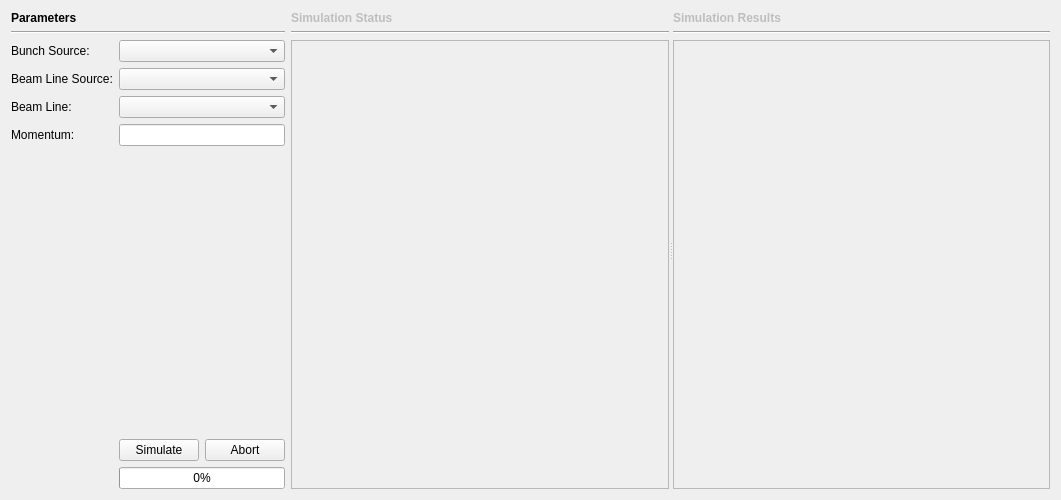
Before: the Qt Designer form radtrack/ui/rbele.ui in aerosadegh/radtrack, drawn with Qt 5.
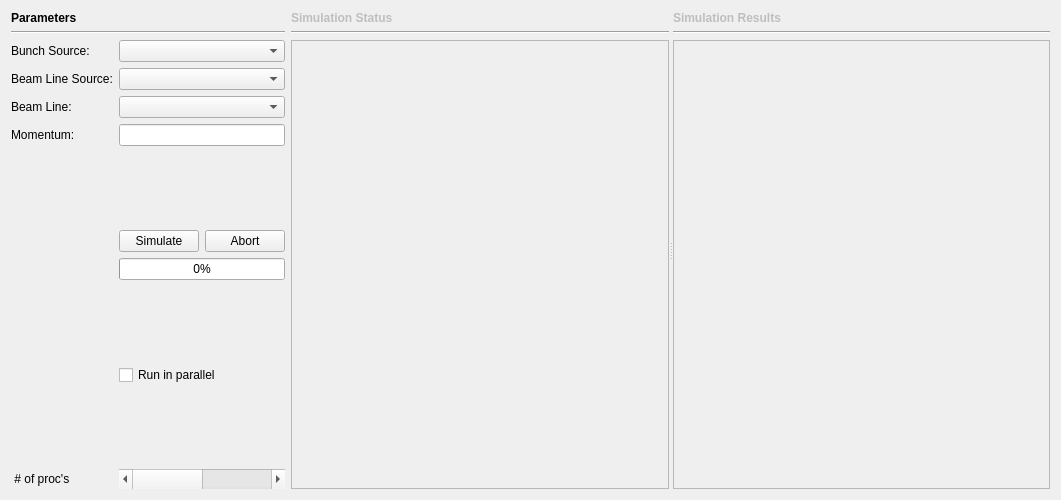
After: the same form once the commit is applied.

Commit message: Added option for running in parallel.

```diff
--- a/radtrack/ui/rbele.ui
+++ b/radtrack/ui/rbele.ui
@@ -179,6 +179,92 @@
          </property>
         </widget>
        </item>
+       <item row="7" column="1">
+        <spacer name="verticalSpacer_2">
+         <property name="orientation">
+          <enum>Qt::Vertical</enum>
+         </property>
+         <property name="sizeHint" stdset="0">
+          <size>
+           <width>20</width>
+           <height>40</height>
+          </size>
+         </property>
+        </spacer>
+       </item>
+       <item row="8" column="1">
+        <widget class="QCheckBox" name="run_in_parallel">
+         <property name="sizePolicy">
+          <sizepolicy hsizetype="Expanding" vsizetype="Fixed">
+           <horstretch>0</horstretch>
+           <verstretch>0</verstretch>
+          </sizepolicy>
+         </property>
+         <property name="minimumSize">
+          <size>
+           <width>20</width>
+           <height>20</height>
+          </size>
+         </property>
+         <property name="text">
+          <string>Run in parallel</string>
+         </property>
+        </widget>
+       </item>
+       <item row="9" column="1">
+        <spacer name="verticalSpacer_3">
+         <property name="orientation">
+          <enum>Qt::Vertical</enum>
+         </property>
+         <property name="sizeType">
+          <enum>QSizePolicy::Expanding</enum>
+         </property>
+         <property name="sizeHint" stdset="0">
+          <size>
+           <width>20</width>
+           <height>10</height>
+          </size>
+         </property>
+        </spacer>
+       </item>
+       <item row="10" column="1">
+        <widget class="QScrollBar" name="numProcSlider">
+         <property name="sizePolicy">
+          <sizepolicy hsizetype="Expanding" vsizetype="Fixed">
+           <horstretch>0</horstretch>
+           <verstretch>0</verstretch>
+          </sizepolicy>
+         </property>
+         <property name="minimumSize">
+          <size>
+           <width>40</width>
+           <height>20</height>
+          </size>
+         </property>
+         <property name="minimum">
+          <number>2</number>
+         </property>
+         <property name="maximum">
+          <number>4</number>
+         </property>
+         <property name="pageStep">
+          <number>2</number>
+         </property>
+         <property name="value">
+          <number>2</number>
+         </property>
+         <property name="orientation">
+          <enum>Qt::Horizontal</enum>
+         </property>
+        </widget>
+       </item>
+       <item row="10" column="0">
+        <widget class="QLabel" name="numProcLabel">
+         <property name="text">
+          <string> # of proc's</string>
+         </property>
+        </widget>
+       </item>
       </layout>
      </item>
     </layout>
```
The commit also changes 1 other file.
